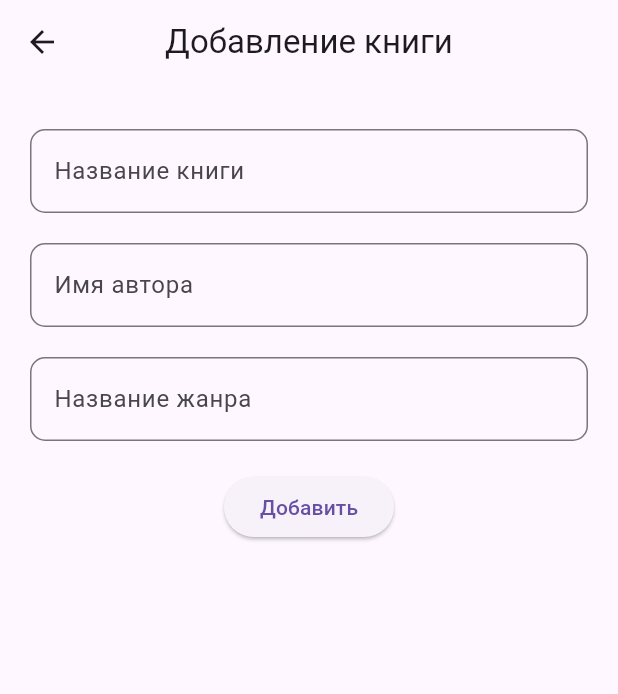
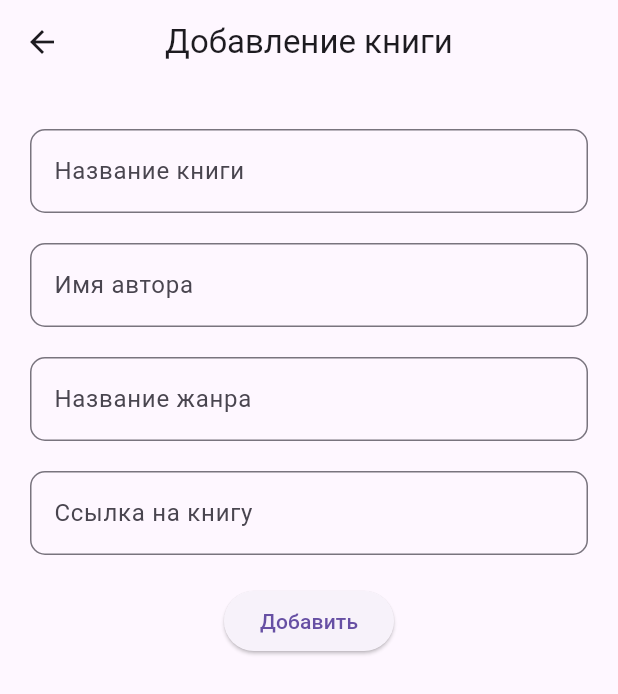
Before and after one commit to SokolovAndr/my_lib, a Flutter app: the BookScreen screen opened directly, on a phone screen of 412 x 824 dp. Shown: the top 694 px of the screen. Run offline on Flutter 3.47's test engine with Material 3 defaults, Android fonts, the phone set to English and light mode, and no system bars; missing offline and left inert: dart:ffi, sqfentity, sqfentity_gen.

Commit message:
добавил работу с изображениями

```diff
--- a/lib/main.dart
+++ b/lib/main.dart
@@ -22,7 +22,6 @@ class _MyAppState extends State<MyApp> {
   saveData() async {
     for (int i = 0; i < genresString.length; i++) {
       final Genre genre = Genre(
-        //id: i,
           name: genresString[i]
       );
       await genre.save();
--- a/lib/models/models.dart
+++ b/lib/models/models.dart
@@ -34,6 +34,7 @@ const SqfEntityTable tableBook = SqfEntityTable(
     primaryKeyType: PrimaryKeyType.integer_auto_incremental,
     fields: [
       SqfEntityField('title', DbType.text),
+      SqfEntityField('image', DbType.text),
       SqfEntityField('isInactive', DbType.bool, defaultValue: false),
       SqfEntityFieldRelationship(
           parentTable: tableAuthor,
--- a/lib/screens/book_screen.dart
+++ b/lib/screens/book_screen.dart
@@ -18,18 +18,17 @@ class _BookScreenState extends State<BookScreen> {
     final titleController = TextEditingController();
     final authorNameController = TextEditingController();
     final genreNameController = TextEditingController();
+    final imageController = TextEditingController();
 
     Author? author = Author();
     Genre? genre = Genre();
-
 
     if (widget.book != null) {
       titleController.text = widget.book!.title!;
       authorNameController.text = widget.book!.plAuthor!.name!;
       genreNameController.text = widget.book!.plGenre!.name!;
+      imageController.text = widget.book!.image!;
     }
-
-
 
     return Scaffold(
         appBar: AppBar(
@@ -63,14 +62,13 @@ class _BookScreenState extends State<BookScreen> {
             ),
             Padding(
                 padding: const EdgeInsets.only(top: 20.0),
-
                 child: TextFormField(
                   readOnly: true,
                   controller: authorNameController,
                   textCapitalization:
                       TextCapitalization.sentences, //текст с заглавной буквы
                   maxLines: 1,
-                  decoration:  InputDecoration(
+                  decoration: InputDecoration(
                       hintText: 'Автор',
                       labelText: author.name ?? "Имя автора",
                       border: const OutlineInputBorder(
@@ -86,24 +84,21 @@ class _BookScreenState extends State<BookScreen> {
                         MaterialPageRoute(builder: (context) {
                       return const AuthorChooseScreen();
                     }));
-                    ScaffoldMessenger.of(context).showSnackBar(SnackBar(  content: Text(
-                        "Выбранный автор: ${author!.name}" ??
+                    ScaffoldMessenger.of(context).showSnackBar(SnackBar(
+                        content: Text("Выбранный автор: ${author!.name}" ??
                             "User doesn't press anything")));
                     authorNameController.text = author!.name.toString();
                   },
-                )
-
-            ),
+                )),
             Padding(
                 padding: const EdgeInsets.only(top: 20.0),
-
                 child: TextFormField(
                   readOnly: true,
                   controller: genreNameController,
                   textCapitalization:
                       TextCapitalization.sentences, //текст с заглавной буквы
                   maxLines: 1,
-                  decoration:  InputDecoration(
+                  decoration: InputDecoration(
                       hintText: 'Жанр',
                       labelText: genre.name ?? "Название жанра",
                       border: const OutlineInputBorder(
@@ -119,13 +114,31 @@ class _BookScreenState extends State<BookScreen> {
                         MaterialPageRoute(builder: (context) {
                       return const GenreChooseScreen();
                     }));
-                    ScaffoldMessenger.of(context).showSnackBar(SnackBar(  content: Text(
-                        "Выбранный жанр: ${genre!.name}" ??
+                    ScaffoldMessenger.of(context).showSnackBar(SnackBar(
+                        content: Text("Выбранный жанр: ${genre!.name}" ??
                             "User doesn't press anything")));
                     genreNameController.text = genre!.name.toString();
                   },
-                )
-
+                )),
+            Padding(
+              padding: const EdgeInsets.only(top: 20.0),
+              child: TextFormField(
+                controller: imageController,
+                decoration: const InputDecoration(
+                    hintText: 'Изображение',
+                    labelText: 'Ссылка на книгу',
+                    border: OutlineInputBorder(
+                        borderSide: BorderSide(
+                          color: Colors.white,
+                          width: 0.75,
+                        ),
+                        borderRadius: BorderRadius.all(
+                          Radius.circular(10.0),
+                        ))),
+                keyboardType: TextInputType.multiline,
+                onChanged: (str) {},
+                //maxLines: 5,
+              ),
             ),
             Padding(
               padding: const EdgeInsets.only(top: 20.0),
@@ -134,12 +147,19 @@ class _BookScreenState extends State<BookScreen> {
                     final myTitle = titleController.value.text;
 
                     final myAuthor = authorNameController.value.text;
-                    final authId = await MyAppDatabaseModel().execScalar('SELECT id FROM authors WHERE name = "$myAuthor" ');
+                    final authId = await MyAppDatabaseModel().execScalar(
+                        'SELECT id FROM authors WHERE name = "$myAuthor" ');
 
                     final myGenre = genreNameController.value.text;
-                    final genreId = await MyAppDatabaseModel().execScalar('SELECT id FROM genres WHERE name = "$myGenre" ');
+                    final genreId = await MyAppDatabaseModel().execScalar(
+                        'SELECT id FROM genres WHERE name = "$myGenre" ');
 
-                    if (myTitle.isEmpty || myAuthor.isEmpty || myGenre.isEmpty) {
+                    final myImage = imageController.value.text;
+
+                    if (myTitle.isEmpty ||
+                        myAuthor.isEmpty ||
+                        myGenre.isEmpty ||
+                        myImage.isEmpty) {
                       return;
                     }
 
@@ -148,6 +168,7 @@ class _BookScreenState extends State<BookScreen> {
                         isInactive: false,
                         authorsId: author?.id = authId,
                         genresId: genre?.id = genreId,
+                        image: myImage,
                         //authorsId: author?.id,
                         id: widget.book?.id);
 
--- a/pubspec.yaml
+++ b/pubspec.yaml
@@ -33,3 +33,6 @@ dev_dependencies:
 flutter:
 
   uses-material-design: true
+
+  assets:
+    - assets/images/
```
Also changed, not shown: lib/widgets/book_widget.dart (+34 -0 lines), assets/images/error_icon.png (added), lib/models/models.g.dart, pubspec.lock, 1 other file. Lines whose indentation alone changed are shown as unchanged.
